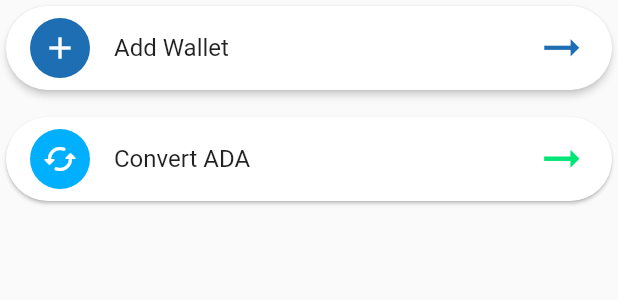
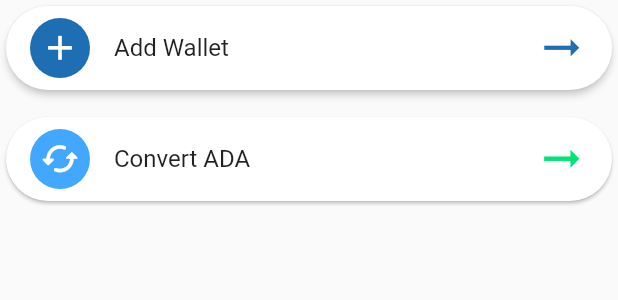
Before and after one commit to prudent-migabo/ada-to-mobile-money, a Flutter app: the TileForAddAndConvert widget shown alone on an empty page, opened directly, on a phone screen of 412 x 824 dp. Shown: the top 300 px of the screen. Run offline on Flutter 3.47's test engine with Material 2 defaults, Android fonts, the phone set to English and light mode, and no system bars; our stand-ins replace animated_splash_screen, cached_network_image, cloud_firestore, country_code_picker, country_picker, file_picker and 6 more; missing offline and left inert: flutter_facebook_auth; accounts and stored records are empty; network calls fail.

Commit message:
*ui modification in dashboardScreen

```diff
--- a/lib/screens/dashboard_screen/components/tile_for_add_and_convert.dart
+++ b/lib/screens/dashboard_screen/components/tile_for_add_and_convert.dart
@@ -22,7 +22,7 @@ class TileForAddAndConvert extends StatelessWidget {
             leading: CircleAvatar(
               radius: 20,
               backgroundColor: kMainColor,
-              child: Center(child: Icon(Icons.add, color: whiteColor,),),
+              child: Center(child: Icon(Icons.add, color: whiteColor, size: 27),),
             ),
             title: Text('Add Wallet'),
             trailing: Icon(Icons.arrow_right_alt, size: 35, color: kMainColor,),
@@ -37,8 +37,8 @@ class TileForAddAndConvert extends StatelessWidget {
               },
             leading: CircleAvatar(
               radius: 20,
-              backgroundColor: Colors.lightBlueAccent.shade400,
-              child: Center(child: Icon(Icons.cached_rounded, color: whiteColor,),),
+              backgroundColor: Color(0xff42a7ff),
+              child: Center(child: Icon(Icons.cached_rounded, color: whiteColor, size: 27,),),
             ),
             title: Text('Convert ADA'),
             trailing: Icon(Icons.arrow_right_alt, size: 35, color: Colors.greenAccent.shade400),
```
Also changed, not shown: lib/screens/dashboard_screen/components/crypto_received_component.dart (+4 -4 lines), lib/screens/dashboard_screen/components/transaction_history.dart (+7 -5 lines).
